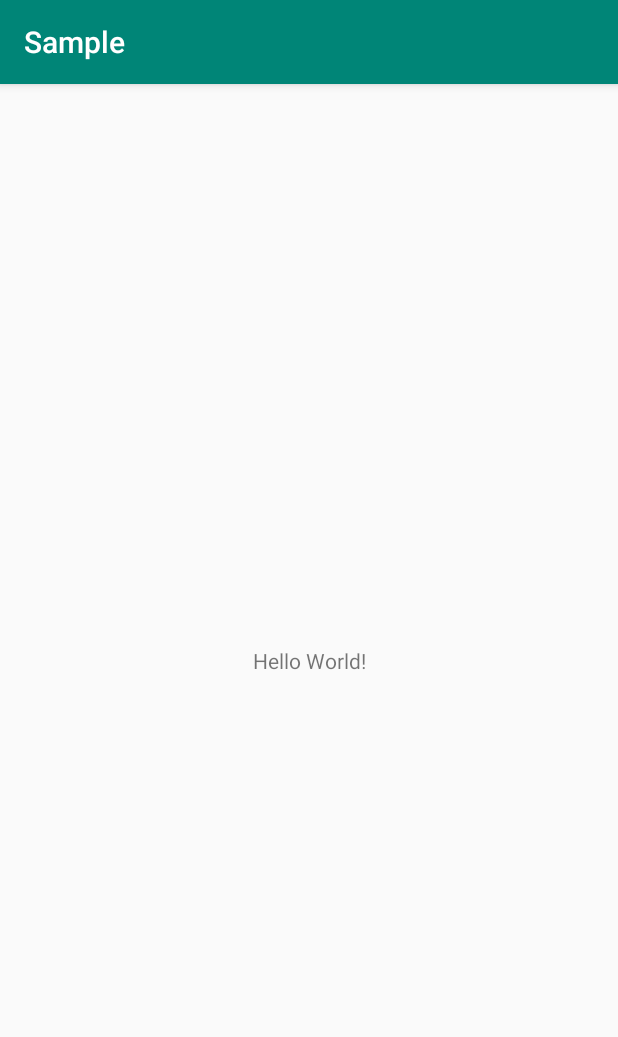
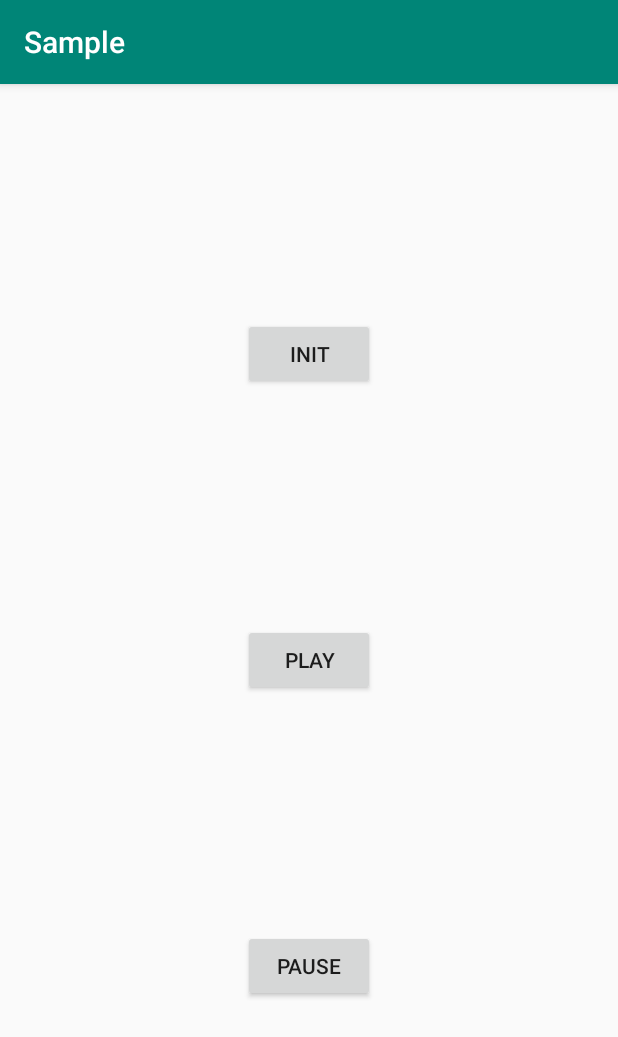
Before and after one commit to iamdennisme/polyhymnia, an Android app: the screen it shows after launch (MainActivity), on a phone screen of 412 x 824 dp. Shown: the top 1037 px of the screen. Run offline under Robolectric (Android 15) with nearby library versions, the phone set to English and light mode, and no system bars; libraries missing offline, so code that uses them is left out: com.tbruyelle.rxpermissions2; 1 statement that could not run was skipped.

Commit message:
feat: add play lisenter

```diff
--- a/app/src/main/java/com/dennisce/polyhymnia/sample/MainActivity.kt
+++ b/app/src/main/java/com/dennisce/polyhymnia/sample/MainActivity.kt
@@ -5,14 +5,30 @@ import android.annotation.SuppressLint
 import androidx.appcompat.app.AppCompatActivity
 import android.os.Bundle
 import android.os.Environment
+import android.util.Log
 import com.dennisce.polyhymnia.PolyhymniaPlayer
 import com.tbruyelle.rxpermissions2.RxPermissions
+import kotlinx.android.synthetic.main.activity_main.*
 
 class MainActivity : AppCompatActivity() {
 
     private val player by lazy {
-        PolyhymniaPlayer()
+        PolyhymniaPlayer().apply {
+            onStateChangeListener=object :PolyhymniaPlayer.OnStateChangeListener{
+                override fun onChange(state: PolyhymniaPlayer.State) {
+                     Log.d("PolyhymniaPlayer",state.toString())
+                }
+            }
+            onProgressListener=object :PolyhymniaPlayer.OnProgressListener{
+                override fun onProgress(progress: Int) {
+                    Log.d("PolyhymniaPlayer",progress.toString())
+                }
+
+            }
+        }
     }
+
+
 
     @SuppressLint("CheckResult")
     override fun onCreate(savedInstanceState: Bundle?) {
@@ -26,14 +42,19 @@ class MainActivity : AppCompatActivity() {
             .subscribe { granted ->
                 if (!granted) {
                     finish()
-                } else {
-                    val path = "${Environment.getExternalStorageDirectory()}/test"
-                    val srcs3 = arrayOf(
-                        "$path/Timetravel.mp3"
-                    )
-                    player.init(srcs3)
-                    player.play()
                 }
             }
+
+        btn_prepare.setOnClickListener {
+            val path = "sdcard/test.mp3"
+            player.init(arrayOf(path))
+        }
+        btn_play.setOnClickListener {
+            player.play()
+        }
+
+        btn_pause.setOnClickListener {
+            player.pause()
+        }
     }
 }
--- a/app/src/main/res/layout/activity_main.xml
+++ b/app/src/main/res/layout/activity_main.xml
@@ -7,13 +7,31 @@
         android:layout_height="match_parent"
         tools:context=".MainActivity">
 
-    <TextView
+    <Button
+            android:text="init"
             android:layout_width="wrap_content"
             android:layout_height="wrap_content"
-            android:text="Hello World!"
-            app:layout_constraintBottom_toBottomOf="parent"
-            app:layout_constraintLeft_toLeftOf="parent"
-            app:layout_constraintRight_toRightOf="parent"
-            app:layout_constraintTop_toTopOf="parent"/>
+            android:id="@+id/btn_prepare" app:layout_constraintTop_toTopOf="parent"
+            app:layout_constraintBottom_toTopOf="@+id/btn_play" app:layout_constraintEnd_toEndOf="parent"
+            android:layout_marginEnd="8dp" app:layout_constraintStart_toStartOf="parent"
+            android:layout_marginStart="8dp" app:layout_constraintHorizontal_bias="0.5"/>
+    <Button
+            android:text="play"
+            android:layout_width="wrap_content"
+            android:layout_height="wrap_content"
+            android:id="@+id/btn_play"
+            app:layout_constraintTop_toBottomOf="@+id/btn_prepare"
+            app:layout_constraintBottom_toTopOf="@+id/btn_pause" app:layout_constraintStart_toStartOf="parent"
+            android:layout_marginStart="8dp" app:layout_constraintEnd_toEndOf="parent" android:layout_marginEnd="8dp"
+            app:layout_constraintHorizontal_bias="0.5"/>
+    <Button
+            android:text="pause"
+            android:layout_width="wrap_content"
+            android:layout_height="wrap_content"
+            android:id="@+id/btn_pause"
+            app:layout_constraintBottom_toBottomOf="parent" app:layout_constraintTop_toBottomOf="@+id/btn_play"
+            app:layout_constraintEnd_toEndOf="parent" android:layout_marginEnd="8dp"
+            app:layout_constraintStart_toStartOf="parent" android:layout_marginStart="8dp"
+            app:layout_constraintHorizontal_bias="0.5"/>
 
 </androidx.constraintlayout.widget.ConstraintLayout>
--- a/polyhymnia/build.gradle
+++ b/polyhymnia/build.gradle
@@ -48,6 +48,8 @@ dependencies {
     androidTestImplementation 'androidx.test.espresso:espresso-core:3.2.0'
     androidTestImplementation "androidx.core:core-ktx:1.0.2"
     implementation "org.jetbrains.kotlin:kotlin-stdlib-jdk7:$kotlin_version"
+    implementation 'io.reactivex.rxjava2:rxjava:2.2.9'
+    implementation 'io.reactivex.rxjava2:rxandroid:2.1.1'
 }
 repositories {
     mavenCentral()
```
Also changed, not shown: polyhymnia/src/main/java/com/dennisce/polyhymnia/NdkPlayer.kt (added, +61 -0 lines), polyhymnia/src/main/java/com/dennisce/polyhymnia/PolyhymniaPlayer.kt (+79 -10 lines), 2 other files.
